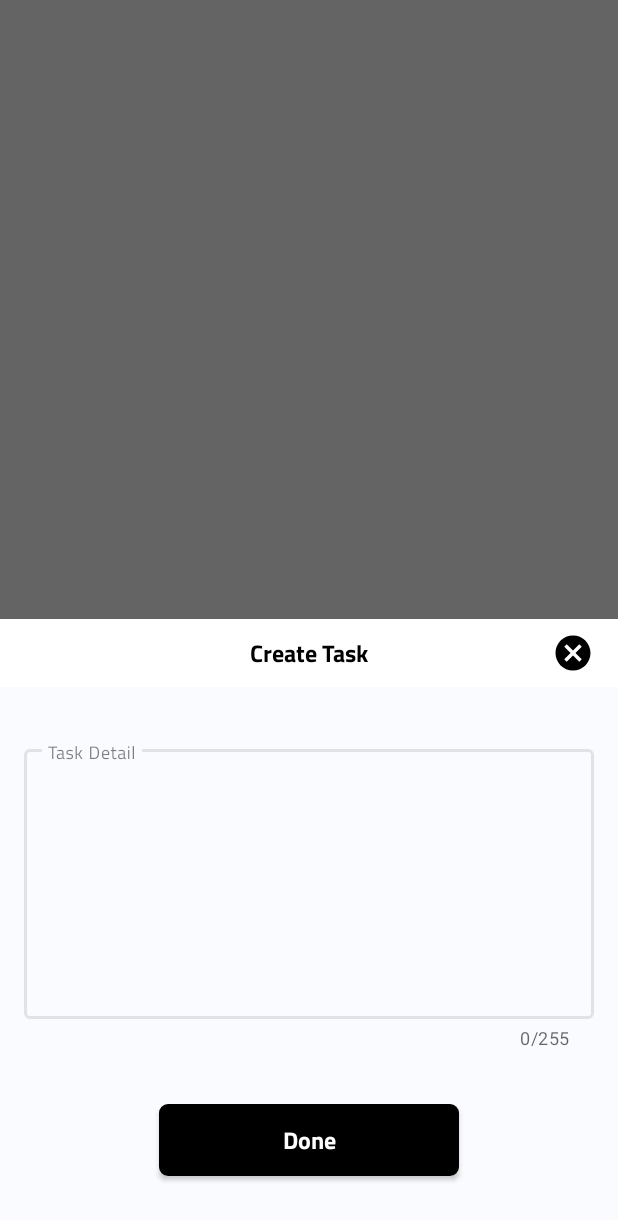
After one commit to duyennguyen1408/Notes-App-with-Kotlin, an Android app: the fragment CreateTaskFragment shown on its own in the app's theme, on a phone screen of 412 x 824 dp. The commit adds this screen. Shown: the top 1220 px of the screen. Run offline under Robolectric (Android 15) with nearby library versions, the phone set to English and light mode, and no system bars; our stand-ins replace Dagger/Hilt's generated code, Firebase (no records; nobody signed in at launch, a user with empty details on screens opened directly).

Commit message:
Add create task feature

```diff
--- /dev/null
+++ b/app/src/main/java/com/example/notesappwithkotlin/data/repository/TaskRepository.kt
@@ -0,0 +1,8 @@
+package com.example.notesappwithkotlin.data.repository
+
+import com.example.notesappwithkotlin.data.model.Task
+import com.example.notesappwithkotlin.util.UiState
+
+interface TaskRepository {
+    fun addTask(task: Task, result: (UiState<Pair<Task,String>>) -> Unit)
+}
--- a/app/src/main/java/com/example/notesappwithkotlin/di/FirebaseModule.kt
+++ b/app/src/main/java/com/example/notesappwithkotlin/di/FirebaseModule.kt
@@ -2,6 +2,7 @@ package com.example.notesappwithkotlin.di
 
 import com.example.notesappwithkotlin.util.FirebaseStorageConstants
 import com.google.firebase.auth.FirebaseAuth
+import com.google.firebase.database.FirebaseDatabase
 import com.google.firebase.firestore.FirebaseFirestore
 import com.google.firebase.storage.FirebaseStorage
 import com.google.firebase.storage.StorageReference
@@ -14,6 +15,13 @@ import javax.inject.Singleton
 @InstallIn(SingletonComponent::class)
 @Module
 object FirebaseModule {
+
+    @Provides
+    @Singleton
+    fun provideFirebaseDatabaseInstance(): FirebaseDatabase{
+        return FirebaseDatabase.getInstance()
+    }
+
     @Provides
     @Singleton
     fun provideFireStoreInstance(): FirebaseFirestore{
@@ -31,4 +39,5 @@ object FirebaseModule {
     fun provideFirebaseStroageInstance(): StorageReference {
         return FirebaseStorage.getInstance().getReference(FirebaseStorageConstants.ROOT_DIRECTORY)
     }
+
 }
--- a/app/src/main/java/com/example/notesappwithkotlin/di/RepositoryModule.kt
+++ b/app/src/main/java/com/example/notesappwithkotlin/di/RepositoryModule.kt
@@ -5,7 +5,10 @@ import com.example.notesappwithkotlin.data.repository.AuthRepositoryImp
 import com.example.notesappwithkotlin.data.repository.AuthRepository
 import com.example.notesappwithkotlin.data.repository.NoteRepository
 import com.example.notesappwithkotlin.data.repository.NoteRepositoryImp
+import com.example.notesappwithkotlin.data.repository.TaskRepository
+import com.example.notesappwithkotlin.data.repository.TaskRepositoryImp
 import com.google.firebase.auth.FirebaseAuth
+import com.google.firebase.database.FirebaseDatabase
 import com.google.firebase.firestore.FirebaseFirestore
 import com.google.firebase.storage.StorageReference
 import com.google.gson.Gson
@@ -18,6 +21,7 @@ import javax.inject.Singleton
 @InstallIn(SingletonComponent::class)
 @Module
 object RepositoryModule {
+
     @Provides
     @Singleton
     fun provideNoteRepository(
@@ -25,6 +29,14 @@ object RepositoryModule {
         storageReference: StorageReference
     ): NoteRepository{
         return NoteRepositoryImp(database,storageReference)
+    }
+
+    @Provides
+    @Singleton
+    fun provideTaskRepository(
+        database: FirebaseDatabase
+    ): TaskRepository{
+        return TaskRepositoryImp(database)
     }
 
     @Provides
--- /dev/null
+++ b/app/src/main/java/com/example/notesappwithkotlin/ui/task/CreateTaskFragment.kt
@@ -0,0 +1,115 @@
+package com.example.notesappwithkotlin.ui.task
+
+import android.app.Dialog
+import android.content.DialogInterface
+import android.os.Bundle
+import android.view.LayoutInflater
+import android.view.View
+import android.view.ViewGroup
+import android.graphics.Color
+import androidx.fragment.app.viewModels
+import com.example.notesappwithkotlin.data.model.Task
+import com.example.notesappwithkotlin.R
+import com.example.notesappwithkotlin.databinding.FragmentCreateTaskBinding
+import com.example.notesappwithkotlin.ui.auth.AuthViewModel
+import com.example.notesappwithkotlin.util.UiState
+import com.example.notesappwithkotlin.util.hide
+import com.example.notesappwithkotlin.util.show
+import com.example.notesappwithkotlin.util.toast
+import com.google.android.material.bottomsheet.BottomSheetDialog
+import com.google.android.material.bottomsheet.BottomSheetDialogFragment
+import dagger.hilt.android.AndroidEntryPoint
+import java.text.SimpleDateFormat
+import java.util.*
+
+@AndroidEntryPoint
+class CreateTaskFragment : BottomSheetDialogFragment() {
+
+    val TAG: String = "CreateTaskFragment"
+    lateinit var binding: FragmentCreateTaskBinding
+    val viewModel: TaskViewModel by viewModels()
+    val authViewModel: AuthViewModel by viewModels()
+    private var closeFunction: (() -> Unit)? = null
+
+
+    override fun onCreateView(
+        inflater: LayoutInflater, container: ViewGroup?,
+        savedInstanceState: Bundle?
+    ): View {
+        binding = FragmentCreateTaskBinding.inflate(layoutInflater)
+        return binding.root
+    }
+
+    override fun onViewCreated(view: View, savedInstanceState: Bundle?) {
+        super.onViewCreated(view, savedInstanceState)
+
+        binding.cancel.setOnClickListener {
+            this.dismiss()
+        }
+
+        binding.done.setOnClickListener {
+            if (validation()) {
+                viewModel.addTask(getTask())
+            }
+        }
+        observer()
+    }
+
+    private fun observer(){
+        viewModel.addTask.observe(viewLifecycleOwner) { state ->
+            when(state){
+                is UiState.Loading -> {
+                    binding.progressBar.show()
+                }
+                is UiState.Failure -> {
+                    binding.progressBar.hide()
+                    toast(state.error)
+                }
+                is UiState.Success -> {
+                    binding.progressBar.hide()
+                    toast(state.data.second)
+                    this.dismiss()
+                }
+            }
+        }
+    }
+
+    private fun validation(): Boolean {
+        var isValid = true
+        if (binding.taskEt.text.toString().isNullOrEmpty()) {
+            isValid = false
+            toast(getString(R.string.error_task_detail))
+        }
+        return isValid
+    }
+
+    private fun getTask(): Task {
+        val sdf = SimpleDateFormat("dd MMM yyyy . hh:mm a")
+        return Task(
+            id = "",
+            description = binding.taskEt.text.toString(),
+            date = sdf.format(Date())
+        ).apply { authViewModel.getSession { this.user_id = it?.id ?: "" } }
+    }
+
+    fun setDismissListener(function: (() -> Unit)?) {
+        closeFunction = function
+    }
+
+    override fun onCreateDialog(savedInstanceState: Bundle?): Dialog {
+        val dialog = super.onCreateDialog(savedInstanceState) as BottomSheetDialog
+        dialog.setOnShowListener { setupBottomSheet(it) }
+        return dialog
+    }
+
+    private fun setupBottomSheet(dialogInterface: DialogInterface) {
+        val bottomSheetDialog = dialogInterface as BottomSheetDialog
+        val bottomSheet = bottomSheetDialog.findViewById<View>(com.google.android.material.R.id.design_bottom_sheet) ?: return
+        bottomSheet.setBackgroundColor(Color.TRANSPARENT)
+    }
+
+    override fun onDismiss(dialog: DialogInterface) {
+        super.onDismiss(dialog)
+        closeFunction?.invoke()
+    }
+}
--- a/app/src/main/java/com/example/notesappwithkotlin/ui/task/TaskListingFragment.kt
+++ b/app/src/main/java/com/example/notesappwithkotlin/ui/task/TaskListingFragment.kt
@@ -36,6 +36,10 @@ class TaskListingFragment : Fragment() {
 
     override fun onViewCreated(view: View, savedInstanceState: Bundle?) {
         super.onViewCreated(view, savedInstanceState)
+        binding.addTaskButton.setOnClickListener {
+            val createTaskFragmentSheet = CreateTaskFragment()
+            createTaskFragmentSheet.show(childFragmentManager,"create_task")
+        }
     }
 
     companion object {
--- /dev/null
+++ b/app/src/main/java/com/example/notesappwithkotlin/ui/task/TaskViewModel.kt
@@ -0,0 +1,26 @@
+package com.example.notesappwithkotlin.ui.task
+
+import androidx.lifecycle.LiveData
+import androidx.lifecycle.MutableLiveData
+import androidx.lifecycle.ViewModel
+import com.example.notesappwithkotlin.data.model.Task
+import com.example.notesappwithkotlin.data.repository.TaskRepository
+import com.example.notesappwithkotlin.util.UiState
+import dagger.hilt.android.lifecycle.HiltViewModel
+import javax.inject.Inject
+
+@HiltViewModel
+class TaskViewModel @Inject constructor(
+    val repository: TaskRepository
+): ViewModel() {
+
+    private val _addTask = MutableLiveData<UiState<Pair<Task,String>>>()
+    val addTask: LiveData<UiState<Pair<Task,String>>>
+        get() = _addTask
+
+    fun addTask(task: Task){
+        _addTask.value = UiState.Loading
+        repository.addTask(task) { _addTask.value = it }
+    }
+
+}
--- a/app/src/main/java/com/example/notesappwithkotlin/util/Constants.kt
+++ b/app/src/main/java/com/example/notesappwithkotlin/util/Constants.kt
@@ -3,6 +3,10 @@ package com.example.notesappwithkotlin.util
 object FireStoreCollection{
     val NOTE = "note"
     val USER = "user"
+}
+
+object FireDatabase{
+    val TASK = "task"
 }
 
 object FireStoreDocumentField {
--- /dev/null
+++ b/app/src/main/res/layout/fragment_create_task.xml
@@ -0,0 +1,101 @@
+<?xml version="1.0" encoding="utf-8"?>
+<androidx.constraintlayout.widget.ConstraintLayout xmlns:android="http://schemas.android.com/apk/res/android"
+    xmlns:app="http://schemas.android.com/apk/res-auto"
+    xmlns:tools="http://schemas.android.com/tools"
+    android:id="@+id/bottomSheetNext"
+    android:layout_width="match_parent"
+    android:layout_height="wrap_content"
+    android:background="@color/background_clr"
+    app:layout_constraintBottom_toBottomOf="parent"
+    app:layout_constraintEnd_toEndOf="parent"
+    app:layout_constraintStart_toStartOf="parent"
+    android:theme="@style/Theme.MaterialComponents.DayNight.DarkActionBar">
+
+    <TextView
+        android:id="@+id/title"
+        android:layout_width="0dp"
+        android:layout_height="wrap_content"
+        android:paddingVertical="10dp"
+        android:background="@color/white"
+        android:fontFamily="@font/titillium_web_bold"
+        android:gravity="center"
+        android:text="@string/create_task"
+        android:textColor="@color/black"
+        android:textSize="16dp"
+        app:layout_constraintEnd_toEndOf="parent"
+        app:layout_constraintStart_toStartOf="parent"
+        app:layout_constraintTop_toTopOf="parent" />
+
+    <ImageView
+        android:id="@+id/cancel"
+        android:layout_width="28dp"
+        android:layout_height="28dp"
+        android:layout_marginEnd="16dp"
+        android:src="@drawable/ic_baseline_cancel_24"
+        app:layout_constraintBottom_toBottomOf="@+id/title"
+        app:layout_constraintEnd_toEndOf="@+id/title"
+        app:layout_constraintTop_toTopOf="parent"
+        app:tint="@color/black" />
+
+    <com.google.android.material.textfield.TextInputLayout
+        android:id="@+id/task_tilayout"
+        style="@style/CustomTextInputLayoutStyle"
+        android:layout_width="match_parent"
+        android:layout_height="wrap_content"
+        android:layout_marginTop="36dp"
+        app:counterEnabled="true"
+        app:counterMaxLength="255"
+        android:layout_marginHorizontal="16dp"
+        app:layout_constraintEnd_toEndOf="parent"
+        app:layout_constraintStart_toStartOf="parent"
+        app:layout_constraintTop_toBottomOf="@+id/title">
+
+        <com.google.android.material.textfield.TextInputEditText
+            android:id="@+id/task_et"
+            android:layout_width="match_parent"
+            android:layout_height="180dp"
+            android:maxLength="255"
+            android:gravity="top|left"
+            android:fontFamily="@font/titillium_web_regular"
+            android:hint="Task Detail"
+            android:inputType="textMultiLine"
+            android:textColor="@color/black" />
+
+    </com.google.android.material.textfield.TextInputLayout>
+
+    <com.google.android.material.button.MaterialButton
+        android:id="@+id/done"
+        android:layout_width="200dp"
+        android:layout_height="wrap_content"
+        android:layout_marginBottom="45dp"
+        android:background="@drawable/black_rect_bg"
+        android:text="Done"
+        android:textAllCaps="false"
+        android:textAppearance="@style/SubTitleStyle"
+        android:textColor="@color/white"
+        app:backgroundTint="@color/black"
+        android:layout_marginTop="36dp"
+        android:layout_marginHorizontal="60dp"
+        app:layout_constraintEnd_toEndOf="@+id/task_tilayout"
+        app:layout_constraintStart_toStartOf="@+id/task_tilayout"
+        app:layout_constraintTop_toBottomOf="@+id/task_tilayout" />
+
+    <ProgressBar
+        android:id="@+id/progress_bar"
+        android:layout_width="wrap_content"
+        android:layout_height="wrap_content"
+        android:visibility="invisible"
+        android:indeterminateTint="@color/black"
+        app:layout_constraintBottom_toBottomOf="parent"
+        app:layout_constraintEnd_toEndOf="parent"
+        app:layout_constraintStart_toStartOf="parent"
+        app:layout_constraintTop_toTopOf="parent" />
+
+    <View
+        android:id="@+id/bottom_space"
+        android:layout_width="match_parent"
+        android:layout_height="40dp"
+        app:layout_constraintStart_toStartOf="parent"
+        app:layout_constraintTop_toBottomOf="@+id/done" />
+
+</androidx.constraintlayout.widget.ConstraintLayout>
--- a/app/src/main/res/layout/fragment_task_listing.xml
+++ b/app/src/main/res/layout/fragment_task_listing.xml
@@ -5,7 +5,8 @@
     android:layout_height="match_parent"
     android:background="@color/background_clr"
     xmlns:app="http://schemas.android.com/apk/res-auto"
-    tools:context=".ui.task.TaskListingFragment">
+    tools:context=".ui.task.TaskListingFragment"
+    >
 
     <TextView
         android:id="@+id/title"
@@ -21,7 +22,7 @@
 
 
     <com.google.android.material.button.MaterialButton
-        android:id="@+id/button"
+        android:id="@+id/add_task_button"
         android:layout_width="150dp"
         android:layout_height="wrap_content"
         android:layout_marginBottom="45dp"
--- a/app/src/main/res/values/strings.xml
+++ b/app/src/main/res/values/strings.xml
@@ -20,4 +20,8 @@
     <string name="notes">Notes</string>
     <string name="tasks">Tasks</string>
     <string name="home_fragment">Home</string>
+    <string name="create_task">Create Task</string>
+    <string name="create">Create</string>
+    <string name="done">Done</string>
+    <string name="error_task_detail">Task detail is missing</string>
 </resources>
```
Also changed, not shown: app/src/main/java/com/example/notesappwithkotlin/data/repository/TaskRepositoryImp.kt (added, +31 -0 lines), 1 other file.
